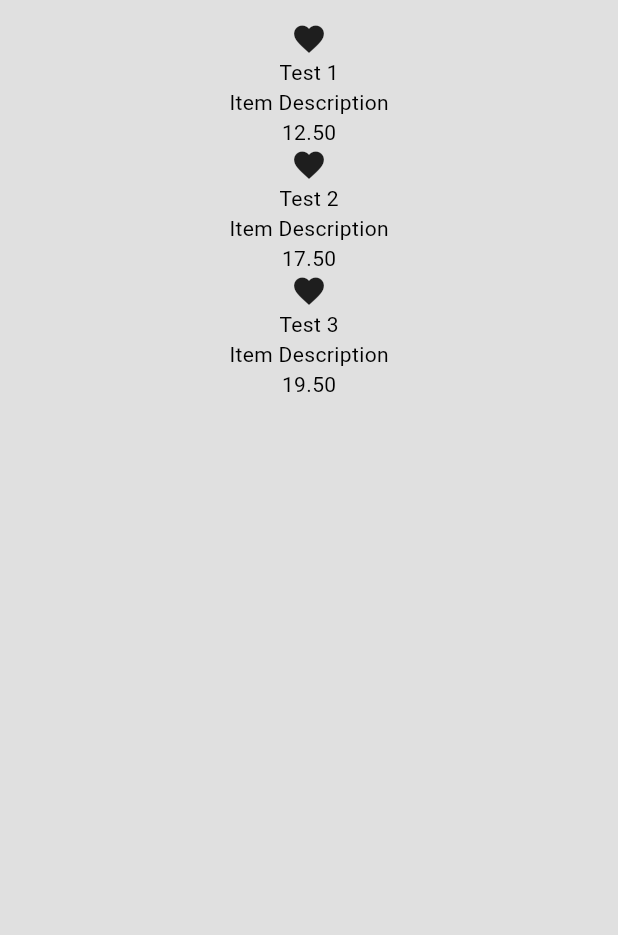
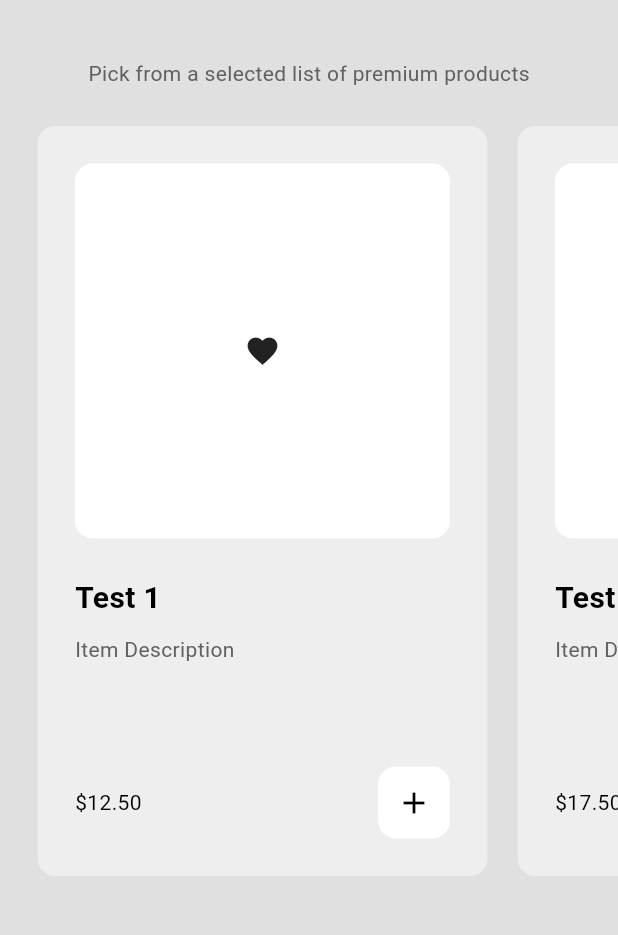
Before and after one commit to FahimSaki/Reindeers-Clothing, a Flutter app: the ShopPage screen opened by its route, on a phone screen of 412 x 824 dp, the part 63-998 px from its top. Run offline on Flutter 3.47's test engine with Material 3 defaults, Android fonts, the light colour scheme and no system bars.

Commit message:
Cart added

```diff
--- a/lib/components/my_product_tile.dart
+++ b/lib/components/my_product_tile.dart
@@ -1,5 +1,7 @@
 import 'package:ecommerce_ui/models/product.dart';
+import 'package:ecommerce_ui/models/shop.dart';
 import 'package:flutter/material.dart';
+import 'package:provider/provider.dart';
 
 class MyProductTile extends StatelessWidget {
   final Product product;
@@ -9,23 +11,113 @@
     required this.product,
   });
 
+  // add to cart button pressed
+  void addToCart(BuildContext context) {
+    // show a dialog box if the user want to put items in the cart
+    showDialog(
+      context: context,
+      builder: (context) => AlertDialog(
+        content: const Text('Add this item to your cart?'),
+        actions: [
+          // cancel button
+          MaterialButton(
+            onPressed: () => Navigator.pop(context),
+            child: Text('Cancel'),
+          ),
+
+          // yes button
+          MaterialButton(
+            onPressed: () {
+              // pop the dialog box
+              Navigator.pop(context);
+
+              // add to cart
+              context.read<Shop>().addToCartt(product);
+            },
+            child: Text('Yes'),
+          ),
+        ],
+      ),
+    );
+  }
+
   @override
   Widget build(BuildContext context) {
     return Container(
+      decoration: BoxDecoration(
+        color: Theme.of(context).colorScheme.primary,
+        borderRadius: BorderRadius.circular(12),
+      ),
+      margin: const EdgeInsets.all(10),
+      padding: const EdgeInsets.all(25),
+      width: 300,
       child: Column(
+        crossAxisAlignment: CrossAxisAlignment.start,
+        mainAxisAlignment: MainAxisAlignment.spaceBetween,
         children: [
-          // product image
-          Icon(Icons.favorite), // temp
+          Column(
+            crossAxisAlignment: CrossAxisAlignment.start,
+            children: [
+              // product image
+              AspectRatio(
+                aspectRatio: 1,
+                child: Container(
+                  decoration: BoxDecoration(
+                    color: Theme.of(context).colorScheme.secondary,
+                    borderRadius: BorderRadius.circular(12),
+                  ),
+                  width: double.infinity,
+                  padding: const EdgeInsets.all(25),
+                  child: const Icon(Icons.favorite),
+                ),
+              ),
 
-          // product name
-          Text(product.name),
+              const SizedBox(height: 25),
 
-          // product description
-          Text(product.description),
+              // product name
+              Text(
+                product.name,
+                style: const TextStyle(
+                  fontWeight: FontWeight.bold,
+                  fontSize: 20,
+                ),
+              ),
+
+              const SizedBox(height: 10),
+
+              // product description
+              Text(
+                product.description,
+                style: TextStyle(
+                  color: Theme.of(context).colorScheme.inversePrimary,
+                ),
+              ),
+            ],
+          ),
+
+          const SizedBox(height: 25),
 
           // product price + add tp cart button
-          Text(
-            product.price.toStringAsFixed(2),
+          Row(
+            mainAxisAlignment: MainAxisAlignment.spaceBetween,
+            children: [
+              // product price
+              Text(
+                '\$' + product.price.toStringAsFixed(2),
+              ),
+
+              // add to cart button
+              Container(
+                decoration: BoxDecoration(
+                  color: Theme.of(context).colorScheme.secondary,
+                  borderRadius: BorderRadius.circular(12),
+                ),
+                child: IconButton(
+                  onPressed: () => addToCart(context),
+                  icon: const Icon(Icons.add),
+                ),
+              ),
+            ],
           ),
         ],
       ),
--- a/lib/models/shop.dart
+++ b/lib/models/shop.dart
@@ -31,7 +31,7 @@
   List<Product> get cart => _cart;
 
   // add items to cart
-  void addToCraft(Product item) {
+  void addToCartt(Product item) {
     _cart.add(item);
     notifyListeners();
   }
--- a/lib/pages/shop_page.dart
+++ b/lib/pages/shop_page.dart
@@ -20,8 +20,27 @@
           title: const Text('Shop Page'),
         ),
         drawer: const MyDrawer(),
-      body: ListView.builder(
+        body: ListView(
+          children: [
+            const SizedBox(height: 25),
+
+            // shop subtitle
+            Center(
+              child: Text(
+                'Pick from a selected list of premium products',
+                style: TextStyle(
+                  color: Theme.of(context).colorScheme.inversePrimary,
+                ),
+              ),
+            ),
+
+            // product list
+            SizedBox(
+              height: 550,
+              child: ListView.builder(
                 itemCount: products.length,
+                scrollDirection: Axis.horizontal,
+                padding: const EdgeInsets.all(15),
                 itemBuilder: (context, index) {
                   // get individual items from the shop
                   final product = products[index];
@@ -30,6 +49,8 @@
                   return MyProductTile(product: product);
                 },
               ),
-    );
+            ),
+          ],
+        ));
   }
 }
```
Lines whose indentation alone changed are shown as unchanged.
